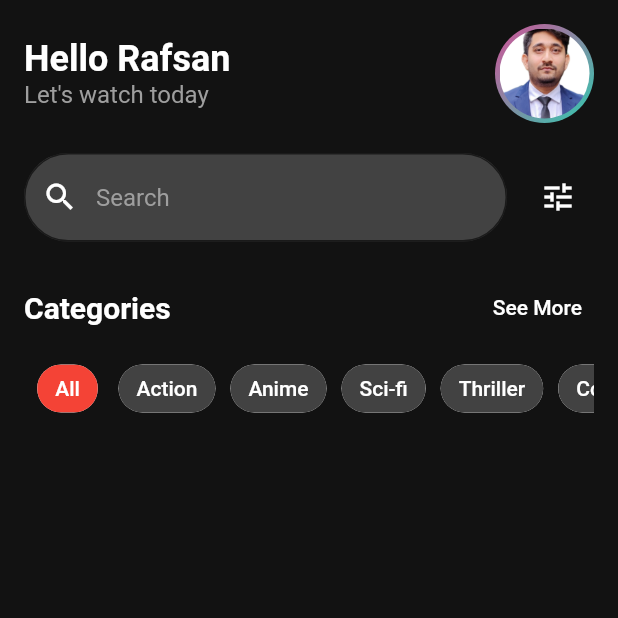
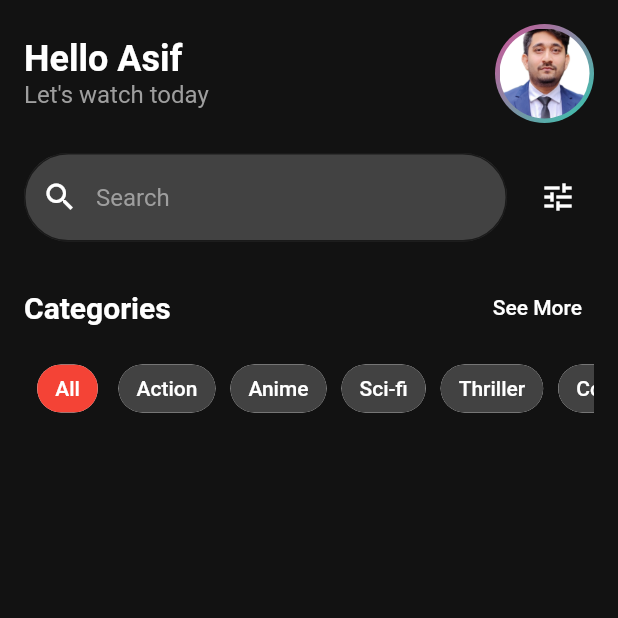
Before and after one commit to Asif-karim007/movie_app, a Flutter app: the screen it shows after launch, on a phone screen of 412 x 824 dp, the top half of it. Run offline on Flutter 3.47's test engine with Material 2 defaults, Android fonts, the phone set to English and light mode, and no system bars; our stand-ins replace cached_network_image, get, hive, hive_flutter; accounts and stored records are empty; network calls fail.

Commit message:
everything working

```diff
--- a/lib/screens/home_screen.dart
+++ b/lib/screens/home_screen.dart
@@ -68,7 +68,7 @@ class _HomeScreenState extends State<HomeScreen> {
                       crossAxisAlignment: CrossAxisAlignment.start,
                       children: [
                         const Text(
-                          "Hello Rafsan",
+                          "Hello Asif",
                           style: TextStyle(fontSize: 24, fontWeight: FontWeight.bold, color: Colors.white),
                         ),
                         Text(
```
